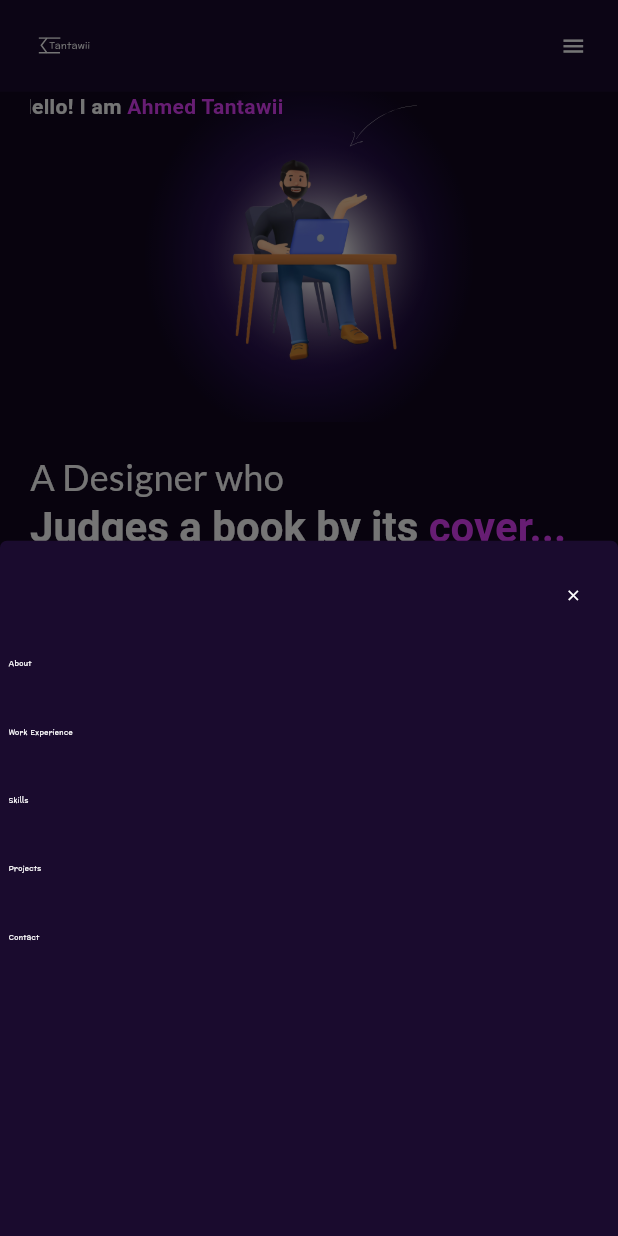
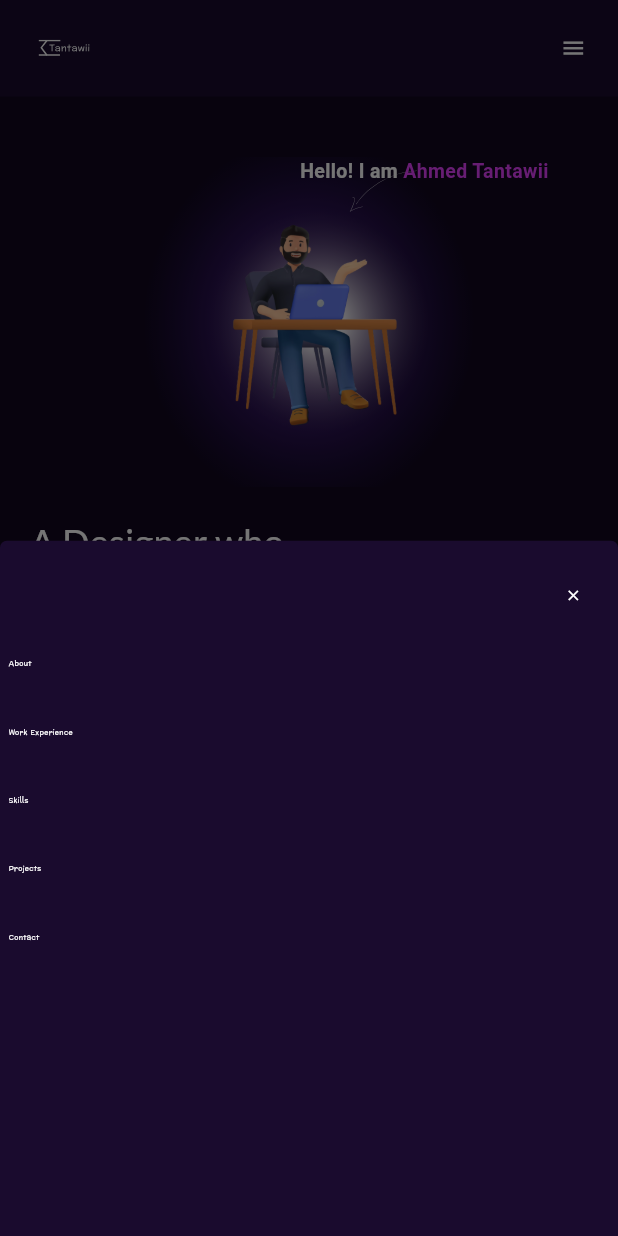
Before and after one commit to Tantawiiii/tantawii_portfolio, a Flutter app: the screen it shows after launch, after a tap on the "menu" icon, on a phone screen of 412 x 824 dp. Run offline on Flutter 3.47's test engine with Material 3 defaults, Android fonts, the light colour scheme and no system bars; drawn by our look-alikes of bounce; our stand-ins replace flutter_screenutil, flutter_svg, google_fonts.

Commit message:
update about section

```diff
--- a/lib/utils/routing/app_router.dart
+++ b/lib/utils/routing/app_router.dart
@@ -1,6 +1,6 @@
 import 'package:flutter/material.dart';
 import 'package:tantawii_portfolio/utils/routing/routes.dart';
-import 'package:tantawii_portfolio/web/home_page.dart';
+import 'package:tantawii_portfolio/web/screens/home_page.dart';
 
 class AppRouter {
   Route? generateRoute(RouteSettings settings) {
--- a/lib/web/about_section.dart
+++ b/lib/web/screens/about_section.dart
@@ -1,7 +1,8 @@
 import 'package:flutter/material.dart';
 import 'package:flutter_svg/svg.dart';
 import 'package:tantawii_portfolio/utils/constants/image_strings.dart';
-import '../utils/helpers/global_keys.dart';
+import '../../utils/helpers/global_keys.dart';
+import '../widgets/build_name_abouts.dart';
 
 class AboutSection extends StatelessWidget {
   const AboutSection({super.key});
@@ -38,29 +39,11 @@ class AboutSection extends StatelessWidget {
           ],
         ),
         Positioned(
-          top: -20, // Adjust this value as needed
-          child: Text.rich(
-            TextSpan(
-              children: [
-                TextSpan(
-                  text: "Hello! I am ",
-                  style: TextStyle(
-                    fontSize: 16,
-                    fontWeight: FontWeight.bold,
-                    color: Colors.white,
-                  ),
-                ),
-                TextSpan(
-                  text: "Ahmed Tantawii",
-                  style: TextStyle(
-                    fontSize: 16,
-                    fontWeight: FontWeight.bold,
-                    color: Colors.purpleAccent,
-                  ),
-                ),
-              ],
-            ),
-          ),
+          top: 0,
+          bottom: 0,
+          right: 0,
+          left: 520,
+          child: buildHelloText(),
         ),
       ],
     );
@@ -81,30 +64,9 @@ class AboutSection extends StatelessWidget {
         Positioned(
           top: 0,
           bottom: 0,
-          right: -50,
-          left: -9,
-          child: Text.rich(
-            TextSpan(
-              children: [
-                TextSpan(
-                  text: "Hello! I am ",
-                  style: TextStyle(
-                    fontSize: 14,
-                    fontWeight: FontWeight.bold,
-                    color: Colors.white,
-                  ),
-                ),
-                TextSpan(
-                  text: "Ahmed Tantawii",
-                  style: TextStyle(
-                    fontSize: 14,
-                    fontWeight: FontWeight.bold,
-                    color: Colors.purpleAccent,
-                  ),
-                ),
-              ],
-            ),
-          ),
+          right: 0,
+          left: 180,
+          child: buildHelloText(),
         ),
       ],
     );
--- a/lib/web/header_menu.dart
+++ b/lib/web/screens/header_menu.dart
@@ -1,14 +1,15 @@
 import 'package:bounce/bounce.dart';
+import 'package:flutter/foundation.dart';
 import 'package:flutter/material.dart';
 import 'package:flutter_screenutil/flutter_screenutil.dart';
 import 'package:flutter_svg/svg.dart';
 import 'package:tantawii_portfolio/utils/constants/colors.dart';
 import 'package:tantawii_portfolio/utils/constants/text_strings.dart';
 
-import '../utils/constants/image_strings.dart';
-import '../utils/helpers/global_keys.dart';
-import '../utils/helpers/spacing.dart';
-import '../utils/theming/styles.dart';
+import '../../utils/constants/image_strings.dart';
+import '../../utils/helpers/global_keys.dart';
+import '../../utils/helpers/spacing.dart';
+import '../../utils/theming/styles.dart';
 
 class HeaderMenu extends StatelessWidget {
   const HeaderMenu({super.key});
@@ -16,9 +17,9 @@ class HeaderMenu extends StatelessWidget {
   @override
   Widget build(BuildContext context) {
     return Container(
-      padding: EdgeInsets.symmetric(horizontal: 20.w),
+      padding: EdgeInsets.symmetric(horizontal: 20.w,),
       width: double.infinity,
-      height: 76.h,
+      height: 80.h,
       decoration: BoxDecoration(
         color: TColors.headerBackground,
       ),
@@ -84,10 +85,13 @@ class HeaderMenu extends StatelessWidget {
       },
       child: Text(
         text,
-        style: TextStyles.font16WhiteMedium,
+        style: kIsWeb
+            ? TextStyles.font18WhiteMedium
+            : TextStyles.font16WhiteMedium,
       ),
     );
   }
+
 
   void _showMobileMenu(BuildContext context) {
     showModalBottomSheet(
--- a/lib/web/home_page.dart
+++ b/lib/web/screens/home_page.dart
@@ -1,6 +1,7 @@
 
 import 'package:flutter/material.dart';
 import 'package:tantawii_portfolio/utils/constants/colors.dart';
+import 'package:tantawii_portfolio/utils/helpers/spacing.dart';
 
 import 'about_section.dart';
 import 'header_menu.dart';
@@ -16,7 +17,7 @@ class HomePage extends StatelessWidget {
         child: Column(
           children: [
             HeaderMenu(),
-            //
+            verticalSpace(50),
             AboutSection(),
           ],
 
--- /dev/null
+++ b/lib/web/widgets/build_name_abouts.dart
@@ -0,0 +1,26 @@
+import 'package:flutter/material.dart';
+
+Widget buildHelloText(){
+  return  Text.rich(
+    TextSpan(
+      children: [
+        TextSpan(
+          text: "Hello! I am ",
+          style: TextStyle(
+            fontSize: 13,
+            fontWeight: FontWeight.bold,
+            color: Colors.white,
+          ),
+        ),
+        TextSpan(
+          text: "Ahmed Tantawii",
+          style: TextStyle(
+            fontSize: 13,
+            fontWeight: FontWeight.bold,
+            color: Colors.purpleAccent,
+          ),
+        ),
+      ],
+    ),
+  );
+}
```
Also changed, not shown: 2 other files.
